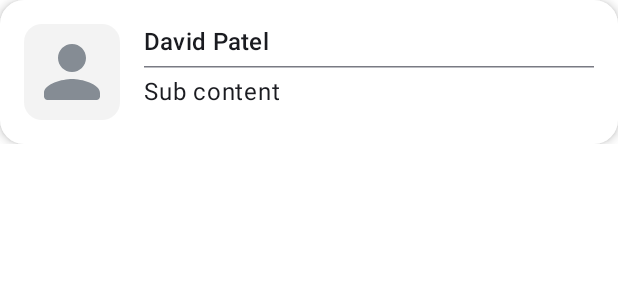
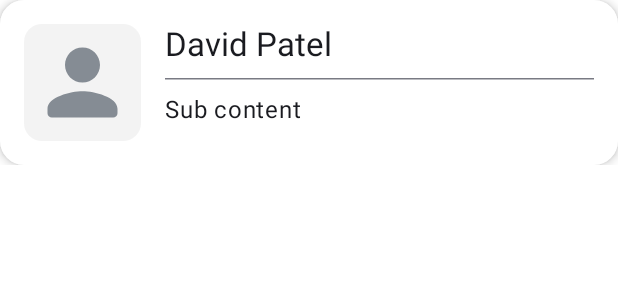
Before and after one commit to YellowCodeBooks/github-user-browser-android, an Android app built with Jetpack Compose: the @Preview function PreviewUserCard, on a phone screen of 412 x 824 dp. Shown: the top 300 px of the screen. Run offline under Robolectric (Android 15) with nearby library versions, the phone set to English and light mode, and no system bars; pictures from the network do not load.

Commit message:
Modify UI

```diff
--- a/app/src/main/java/com/peterdanh/githubuserbrowser/presentation/component/UserCard.kt
+++ b/app/src/main/java/com/peterdanh/githubuserbrowser/presentation/component/UserCard.kt
@@ -48,7 +48,7 @@ fun UserCard(
         ) {
             Box(
                 modifier = Modifier
-                    .size(64.dp)
+                    .size(78.dp)
                     .clip(RoundedCornerShape(12.dp))
                     .background(Color.Gray.copy(alpha = 0.1f))
                     .padding(4.dp)
@@ -57,7 +57,7 @@ fun UserCard(
                     model = avatarUrl,
                     contentDescription = null,
                     modifier = Modifier
-                        .size(64.dp)
+                        .size(70.dp)
                         .clip(CircleShape),
                     placeholder = painterResource(id = R.drawable.ic_avatar_placeholder),
                     error = painterResource(id = R.drawable.ic_avatar_placeholder)
@@ -65,10 +65,10 @@ fun UserCard(
             }
             Spacer(modifier = Modifier.width(16.dp))
             Column {
-                Text(text = name, style = MaterialTheme.typography.titleMedium)
-                Spacer(modifier = Modifier.height(4.dp))
+                Text(text = name, style = MaterialTheme.typography.titleLarge)
+                Spacer(modifier = Modifier.height(8.dp))
                 HorizontalDivider()
-                Spacer(modifier = Modifier.height(4.dp))
+                Spacer(modifier = Modifier.height(8.dp))
                 subtitleContent()
             }
         }
```
Also changed, not shown: app/src/main/java/com/peterdanh/githubuserbrowser/presentation/screen/detail/DetailScreen.kt (+5 -3 lines).
